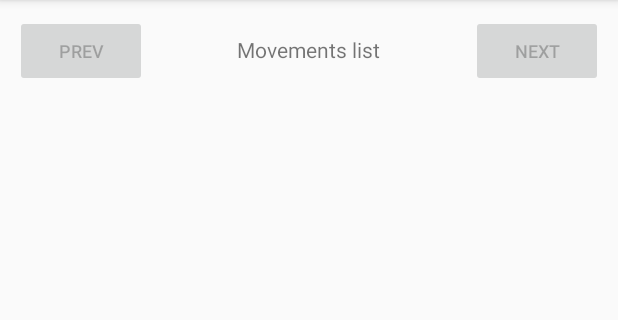
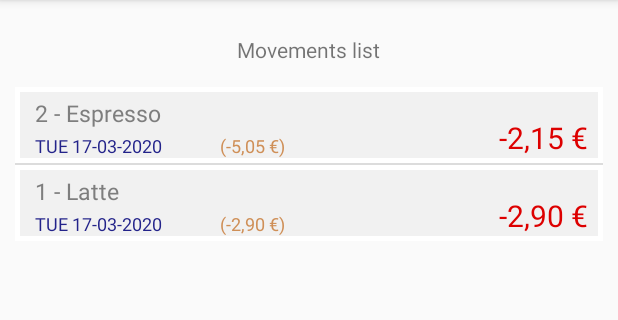
Before and after one commit to joelbarba/WLT_REG, an Android app: the ListFragment screen opened through its navigation route, on a phone screen of 412 x 824 dp, the part 84-404 px from its top. Run offline under Robolectric (Android 15) with nearby library versions, the phone set to English and light mode, and no system bars.

Commit message:
List fragment

```diff
--- /dev/null
+++ b/app/src/main/java/com/example/wlt_reg3/C_List_Mov_Adapter.java
@@ -0,0 +1,57 @@
+package com.example.wlt_reg3;
+
+import android.app.Activity;
+import android.content.Context;
+import android.view.LayoutInflater;
+import android.view.View;
+import android.view.ViewGroup;
+import android.widget.ArrayAdapter;
+import android.widget.TextView;
+
+import androidx.core.content.ContextCompat;
+
+import java.util.ArrayList;
+import java.util.List;
+
+
+public class C_List_Mov_Adapter extends ArrayAdapter {
+    public Context context;
+    public List<C_Moviment> listMovs;
+
+    public C_List_Mov_Adapter(Context context, int resource, ArrayList<C_Moviment> list) {
+        super(context, resource, list);
+        this.context = context;
+        this.listMovs = new ArrayList<C_Moviment>(list);
+    }
+
+    public View getView(int position, View convertView, ViewGroup parent) {
+
+        //get the property we are displaying
+        C_Moviment mov = listMovs.get(position);
+
+        //get the inflater and inflate the XML layout for each item
+        LayoutInflater inflater = (LayoutInflater) context.getSystemService(Activity.LAYOUT_INFLATER_SERVICE);
+        View item = inflater.inflate(R.layout.item_mov_list, null);
+
+        TextView id_mov_list_desc = (TextView) item.findViewById(R.id.id_mov_list_desc);
+        TextView id_mov_list_imp = (TextView) item.findViewById(R.id.id_mov_list_imp);
+        TextView id_mov_list_date = (TextView) item.findViewById(R.id.id_mov_list_date);
+        TextView id_mov_list_saldo_post = (TextView) item.findViewById(R.id.id_mov_list_saldo_post);
+        id_mov_list_desc.setText(listMovs.get(position).desc_mov);
+        id_mov_list_imp.setText(listMovs.get(position).signe + listMovs.get(position).import_editat + " €");
+        id_mov_list_date.setText(listMovs.get(position).data_editada);
+        id_mov_list_saldo_post.setText("(" + listMovs.get(position).saldo_post_editat + " €)");
+
+        if (listMovs.get(position).signe == "-") {
+            id_mov_list_imp.setTextColor(ContextCompat.getColor(context, R.color.colorImpNeg));
+        } else {
+            id_mov_list_imp.setTextColor(ContextCompat.getColor(context, R.color.colorImpPos));
+        }
+        return item;
+    }
+
+    public long getItemId(int position) {
+        return listMovs.get(position).id_mov;
+    }
+
+}
--- a/app/src/main/java/com/example/wlt_reg3/DBManager.java
+++ b/app/src/main/java/com/example/wlt_reg3/DBManager.java
@@ -176,12 +176,24 @@ public class DBManager {
 
 
     // Retorna tots els moviments
-    public Cursor get_llista_moviments(int id_ord_ofset, int window_count) {
+    public Cursor get_llista_moviments(int id_ord_offset, int window_count) {
 
-        String sent = "select id_mov as _id, import, id_ordre || ' - ' || descripcio, data_mov, geoposicio, saldo_post, id_ordre " +
-                      " from MOVIMENTS ";
+        String sent =
+                "select id_mov as _id, " +
+                "       import, " +
+                "       id_ordre || ' - ' || descripcio, " +
+                "       (case cast (strftime('%w', data_mov) as integer)" +
+                "           when 0 then 'SUN'" +
+                "           when 1 then 'MON'" +
+                "           when 2 then 'TUE'" +
+                "           when 3 then 'WED'" +
+                "           when 4 then 'THU'" +
+                "           when 5 then 'FRI'" +
+                "                  else 'SAT' end) || ' ' || strftime('%d-%m-%Y', data_mov), " +
+                "        geoposicio, saldo_post, id_ordre " +
+                "   from MOVIMENTS ";
 
-        if (id_ord_ofset != 0) sent += " where id_ordre <= " + String.valueOf(id_ord_ofset);
+        if (id_ord_offset != 0) sent += " where id_ordre <= " + String.valueOf(id_ord_offset);
 
         sent += " order by id_ordre desc " +
                 " limit " + String.valueOf(window_count);
@@ -197,11 +209,11 @@ public class DBManager {
     }
 
     // Retorna el ID_MOV del últim moviment de la pàgina
-    public int get_last_ofset(int id_ord_ofset, int window_count) {
-        int last_ofset_cur_pag = id_ord_ofset;
+    public int get_last_offset(int id_ord_offset, int window_count) {
+        int last_ofset_cur_pag = id_ord_offset;
 
         String sent = "select id_ordre from (" +
-                "           select id_ordre from MOVIMENTS where id_ordre <= " + String.valueOf(id_ord_ofset) +
+                "           select id_ordre from MOVIMENTS where id_ordre <= " + String.valueOf(id_ord_offset) +
                 "           order by id_ordre desc limit " + String.valueOf(window_count) +
                 ") order by id_ordre limit 1";
 
@@ -212,47 +224,47 @@ public class DBManager {
     }
 
     // Retorna el ID_MOV del primer moviment (ordre invers) per la pàgina anterior
-    public int get_next_ofset(int id_ord_ofset, int window_count) {
-        int next_ofset = id_ord_ofset;
-        int last_ofset_cur_pag = get_last_ofset(id_ord_ofset, window_count);
+    public int get_next_offset(int id_ord_offset, int window_count) {
+        int next_offset = id_ord_offset;
+        int last_offset_cur_pag = get_last_offset(id_ord_offset, window_count);
 
         String sent = "select id_ordre from (" +
-                      "         select id_ordre from MOVIMENTS where id_ordre < " + String.valueOf(id_ord_ofset) +
+                      "         select id_ordre from MOVIMENTS where id_ordre < " + String.valueOf(id_ord_offset) +
                       "         order by id_ordre desc limit " + String.valueOf(window_count) +
                       ") order by id_ordre limit 1";
 
         Cursor F_cursor = db.rawQuery(sent, null);
-        if (F_cursor.moveToFirst()) next_ofset  = F_cursor.getInt(0);
+        if (F_cursor.moveToFirst()) next_offset  = F_cursor.getInt(0);
         F_cursor.close();
 
         // Si l'últim id de la pàgina és igual al primer de la pàgina següent, és la última pàgina
-        if (last_ofset_cur_pag == next_ofset) next_ofset = -1;
+        if (last_offset_cur_pag == next_offset) next_offset = -1;
 
-        return next_ofset;
+        return next_offset;
     }
 
 
     // Retorna el ID_MOV del primer moviment (ordre invers) per la pàgina anterior
-    public int get_prev_ofset(int id_ord_ofset, int window_count) {
-        int next_ofset = id_ord_ofset;
+    public int get_prev_offset(int id_ord_offset, int window_count) {
+        int next_offset = id_ord_offset;
 
         String sent = "select id_ordre from (" +
-                "           select id_ordre from MOVIMENTS where id_ordre > " + String.valueOf(id_ord_ofset) +
+                "           select id_ordre from MOVIMENTS where id_ordre > " + String.valueOf(id_ord_offset) +
                 "           order by id_ordre limit " + String.valueOf(window_count) +
                 ") order by id_ordre desc limit 1";
 
         Cursor F_cursor = db.rawQuery(sent, null);
-        if (F_cursor.moveToFirst()) next_ofset  = F_cursor.getInt(0);
+        if (F_cursor.moveToFirst()) next_offset  = F_cursor.getInt(0);
         F_cursor.close();
 
-        if (id_ord_ofset == next_ofset) next_ofset = -1;    // primera pàgina
+        if (id_ord_offset == next_offset) next_offset = -1;    // primera pàgina
 
-        return next_ofset;
+        return next_offset;
     }
 
 
     // Retorna el total de pàgines i la pàgina actual
-    public int[] get_pag_info(int id_ord_ofset, int window_count) {
+    public int[] get_pag_info(int id_ord_offset, int window_count) {
         int current_pag = 0;
         int total_pags = 0;
 
@@ -264,7 +276,7 @@ public class DBManager {
                 "       count(case when (id_ordre >= t2.cur_id) then 1 else null end) / round(t2.window) as val_cur, " +
                 "       cast(count(case when (id_ordre >= t2.cur_id) then 1 else null end) / round(t2.window) as integer) as trunc_val_cur " +
                 " from MOVIMENTS, " +
-                " (select " + String.valueOf(id_ord_ofset) + " as cur_id, " + String.valueOf(window_count) + " as window) as t2)";
+                " (select " + String.valueOf(id_ord_offset) + " as cur_id, " + String.valueOf(window_count) + " as window) as t2)";
 
         Cursor F_cursor = db.rawQuery(sent, null);
         if (F_cursor.moveToFirst()) {
--- a/app/src/main/java/com/example/wlt_reg3/DetailFragment.java
+++ b/app/src/main/java/com/example/wlt_reg3/DetailFragment.java
@@ -51,7 +51,7 @@ public class DetailFragment extends Fragment {
         view.findViewById(R.id.button_mod_mov).setOnClickListener(new View.OnClickListener() {
             @Override
             public void onClick(View view) {
-                ((WRInterface) getActivity()).setVal(900);
+//                ((WRInterface) getActivity()).setVal(900);
 
                 int currVal = 0; // ((WRInterface) getActivity()).getVal();
                 Toast toast = Toast.makeText(getActivity().getApplicationContext(), "hieeeeeeeeeeeee ---> " + currVal, Toast.LENGTH_SHORT);
--- a/app/src/main/java/com/example/wlt_reg3/ListFragment.java
+++ b/app/src/main/java/com/example/wlt_reg3/ListFragment.java
@@ -1,14 +1,35 @@
 package com.example.wlt_reg3;
 
+import android.app.Activity;
+import android.database.Cursor;
 import android.os.Bundle;
 import android.view.LayoutInflater;
 import android.view.View;
 import android.view.ViewGroup;
+import android.widget.Button;
+import android.widget.ListView;
+import android.widget.TextView;
 
 import androidx.annotation.NonNull;
 import androidx.fragment.app.Fragment;
 
+import java.text.DateFormat;
+import java.text.ParseException;
+import java.text.SimpleDateFormat;
+import java.util.ArrayList;
+import java.util.List;
+import java.util.Locale;
+
 public class ListFragment extends Fragment {
+    private WRInterface ac;
+    private View vm;
+
+    public int id_ord_offset = 0;
+    public int id_next_offset = 0;
+    public int id_prev_offset = 0;
+    public int window_count = 100;
+
+    public C_List_Mov_Adapter adp;
 
     @Override
     public View onCreateView(
@@ -22,6 +43,13 @@ public class ListFragment extends Fragment {
     public void onViewCreated(@NonNull View view, Bundle savedInstanceState) {
         super.onViewCreated(view, savedInstanceState);
 
+        // Reference to main activity
+        this.ac = (WRInterface) getActivity();
+        if (ac == null) { return; }
+        this.vm = view;
+
+        loadPage();
+
 //        view.findViewById(R.id.button_second).setOnClickListener(new View.OnClickListener() {
 //            @Override
 //            public void onClick(View view) {
@@ -30,4 +58,73 @@ public class ListFragment extends Fragment {
 //            }
 //        });
     }
+
+
+
+    private void loadPage() {
+        ArrayList<C_Moviment> listMovs = new ArrayList<C_Moviment>();
+        adp = new C_List_Mov_Adapter(getActivity(), 0, listMovs);
+
+        ListView listView = (ListView) vm.findViewById(R.id.llista_moviments_view);
+        listView.setAdapter(adp);
+
+//        Cursor F_cursor = this.ac.DB_WR.get_llista_moviments(id_ord_offset, window_count);
+        Cursor F_cursor = this.ac.getMovs(id_ord_offset, window_count);
+        if (F_cursor.moveToFirst()) {
+            do {
+                C_Moviment mov = new C_Moviment();
+
+                mov.id_mov          = F_cursor.getInt(0);;
+                mov.import_mov      = F_cursor.getDouble(1);
+                mov.desc_mov        = F_cursor.getString(2);
+
+                mov.data_editada    = F_cursor.getString(3);
+                mov.geopos_mov      = F_cursor.getString(4);
+                mov.saldo_post      = F_cursor.getDouble(5);
+                mov.id_ordre        = F_cursor.getInt(6);
+
+                mov.import_editat       = ac.formatImport(mov.import_mov).replace("-", "");
+                mov.saldo_post_editat   = ac.formatImport(mov.saldo_post);
+                if (mov.import_mov < 0) { mov.signe = "-"; }
+
+                DateFormat format = new SimpleDateFormat("yyyy-MM-dd HH:mm:ss", Locale.ENGLISH);
+                try {
+                    mov.data_mov = format.parse(mov.data_editada);
+                } catch (ParseException e) {
+                    mov.data_mov = null;
+                }
+
+                listMovs.add(mov);
+            } while(F_cursor.moveToNext());
+        }
+
+        F_cursor.close();
+        adp.listMovs = new ArrayList<C_Moviment>(listMovs);
+
+        // Update pagination buttons
+        Button id_button_next = (Button) vm.findViewById(R.id.id_button_next);
+        Button id_button_prev = (Button) vm.findViewById(R.id.id_button_prev);
+        TextView id_titol_llista_movs = (TextView) vm.findViewById(R.id.id_titol_llista_movs);
+        id_ord_offset = listMovs.get(0).id_ordre;
+        id_next_offset = ac.getNextOffset(id_ord_offset, window_count);
+        id_prev_offset = ac.getPrevOffset(id_ord_offset, window_count);
+
+        if ((id_next_offset == -1) && (id_prev_offset == -1)) {
+            id_button_next.setVisibility(View.INVISIBLE);
+            id_button_prev.setVisibility(View.INVISIBLE);
+
+        } else {
+            id_button_next.setVisibility(View.VISIBLE);
+            id_button_prev.setVisibility(View.VISIBLE);
+
+            id_button_next.setEnabled((id_next_offset != -1));
+            id_button_prev.setEnabled((id_prev_offset != -1));
+
+            int[] info_pag = ac.getPagInfo(id_ord_offset, window_count);
+            id_titol_llista_movs.setText("Movements list (" + String.valueOf(info_pag[0]) + "/" + String.valueOf(info_pag[1]) + ")");
+
+        }
+
+        ac.growl("id_ord_ofset = " + id_ord_offset + ", id_next_ofset = " + id_next_offset + ", id_prev_ofset = " + id_prev_offset);
+    }
 }
--- a/app/src/main/java/com/example/wlt_reg3/MainActivity.java
+++ b/app/src/main/java/com/example/wlt_reg3/MainActivity.java
@@ -1,5 +1,7 @@
 package com.example.wlt_reg3;
 
+import android.app.Activity;
+import android.database.Cursor;
 import android.os.Bundle;
 
 import com.google.android.material.floatingactionbutton.FloatingActionButton;
@@ -11,13 +13,13 @@ import androidx.appcompat.widget.Toolbar;
 import android.view.View;
 import android.view.Menu;
 import android.view.MenuItem;
+import android.widget.Toast;
 
 import java.text.DecimalFormat;
 
 public class MainActivity extends AppCompatActivity implements WRInterface {
     public DBManager DB_WR = null;
-    public double balance = 23.12;
-    public int testVar = 10;
+    public double balance = 0;
 
     @Override
     protected void onCreate(Bundle savedInstanceState) {
@@ -58,9 +60,16 @@ public class MainActivity extends AppCompatActivity implements WRInterface {
     public double getBalance() { return this.balance; }
 
     public double insertNewMov(String str_import, String sign_import, String descripcio) {
-       this.balance = this.DB_WR.insert_new_mov(str_import, sign_import, descripcio);
-       return this.balance;
+        this.balance = this.DB_WR.insert_new_mov(str_import, sign_import, descripcio);
+        return this.balance;
     }
+
+    public Cursor getMovs(int id_ord_offset, int window_count) { return this.DB_WR.get_llista_moviments(id_ord_offset, window_count); }
+    public int getLastOffset(int id_ord_offset, int window_count) { return DB_WR.get_last_offset(id_ord_offset, window_count); }
+    public int getNextOffset(int id_ord_offset, int window_count) { return DB_WR.get_next_offset(id_ord_offset, window_count); }
+    public int getPrevOffset(int id_ord_offset, int window_count) { return DB_WR.get_prev_offset(id_ord_offset, window_count); }
+    public int[] getPagInfo(int id_ord_offset, int window_count) { return DB_WR.get_pag_info(id_ord_offset, window_count); }
+
 
 
     // Converts double to a format String with 2 fixed decimal
@@ -70,7 +79,11 @@ public class MainActivity extends AppCompatActivity implements WRInterface {
         return import_num_ok.replace(".", ",");
     }
 
-    public void setVal(int num) {
-        this.testVar = num;
+    public void growl(String text) {
+//        Activity activity = getActivity();
+//        assert activity != null;
+        Toast toast = Toast.makeText(this.getApplicationContext(), text, Toast.LENGTH_SHORT);
+        toast.show();
     }
+
 }
--- a/app/src/main/java/com/example/wlt_reg3/MainFragment.java
+++ b/app/src/main/java/com/example/wlt_reg3/MainFragment.java
@@ -17,6 +17,8 @@ import androidx.core.content.ContextCompat;
 import androidx.fragment.app.Fragment;
 import androidx.fragment.app.FragmentActivity;
 import androidx.navigation.fragment.NavHostFragment;
+
+import static com.example.wlt_reg3.R.color.colorImpNeg;
 
 public class MainFragment extends Fragment {
 
@@ -52,7 +54,7 @@ public class MainFragment extends Fragment {
         final Button button_op4 = (Button) view.findViewById(R.id.button_op4);
         final Button button_op5 = (Button) view.findViewById(R.id.button_op5);
 
-        this.mostrarSaldoAct();
+        this.showBalance();
 
         edit_new_input.setOnKeyListener(new EditText.OnKeyListener() {
             public boolean onKey(View v, int keyCode, KeyEvent event) {
@@ -97,11 +99,6 @@ public class MainFragment extends Fragment {
         });
 
 
-
-
-
-
-
         // LIST button
         button_list.setOnClickListener(new View.OnClickListener() {
             @Override
@@ -115,7 +112,6 @@ public class MainFragment extends Fragment {
             @Override
             public void onClick(View view) {
                 createNewOp(edit_new_input.getText().toString(), sign, "");
-                mostrarSaldoAct();
             }
         });
 
@@ -139,7 +135,7 @@ public class MainFragment extends Fragment {
     }
 
     // Show current balance
-    private void mostrarSaldoAct() {
+    private void showBalance() {
         TextView etq_saldo = (TextView) this.vm.findViewById(R.id.label_saldo);
         etq_saldo.setText(String.format("€ %s", ac.formatImport(ac.getBalance())));
     }
@@ -148,13 +144,13 @@ public class MainFragment extends Fragment {
     private void createNewOp(String str_import, String sign_import, String descripcio) {
         double balance = ac.insertNewMov(str_import, sign_import, descripcio);
         double num_import = Double.parseDouble(str_import.replace(",", "."));
+        showBalance();
 
         if (num_import != 0) {
-            mostrarSaldoAct();
             if (sign_import.equals("+")) {
-                mostrarAvis("Cash in: € " + ac.formatImport(num_import));
+                ac.growl("Cash in: € " + ac.formatImport(num_import));
             } else {
-                mostrarAvis("New payment: € " + ac.formatImport(num_import) + " - " + descripcio);
+                ac.growl("New payment: € " + ac.formatImport(num_import) + " - " + descripcio);
             }
 
             // Clear input
@@ -168,11 +164,4 @@ public class MainFragment extends Fragment {
             edit_new_input.requestFocus();
         }
     }
-
-    private void mostrarAvis(String text) {
-        Activity activity = getActivity();
-        assert activity != null;
-        Toast toast = Toast.makeText(activity.getApplicationContext(), text, Toast.LENGTH_SHORT);
-        toast.show();
-    }
 }
--- a/app/src/main/java/com/example/wlt_reg3/WRInterface.java
+++ b/app/src/main/java/com/example/wlt_reg3/WRInterface.java
@@ -1,12 +1,21 @@
 package com.example.wlt_reg3;
+
+import android.database.Cursor;
 
 public interface WRInterface {
     public double balance = 0;
-    public int testVar = 10;
+    public DBManager DB_WR = null;
 
     public double getBalance();
     public double insertNewMov(String str_import, String sign_import, String descripcio);
+    public Cursor getMovs(int id_ord_offset, int window_count);
+    public int getLastOffset(int id_ord_offset, int window_count);
+    public int getNextOffset(int id_ord_offset, int window_count);
+    public int getPrevOffset(int id_ord_offset, int window_count);
+    public int[] getPagInfo(int id_ord_offset, int window_count);
+
+
     public String formatImport(double import_num);
+    public void growl(String text);
 
-    public void setVal(int num);
 }
--- a/app/src/main/res/layout/fragment_list.xml
+++ b/app/src/main/res/layout/fragment_list.xml
@@ -70,4 +70,6 @@
 
         </RelativeLayout>
     </RelativeLayout>
+
+
 </androidx.constraintlayout.widget.ConstraintLayout>
--- /dev/null
+++ b/app/src/main/res/layout/item_mov_list.xml
@@ -0,0 +1,68 @@
+<?xml version="1.0" encoding="utf-8"?>
+<LinearLayout xmlns:android="http://schemas.android.com/apk/res/android"
+    android:orientation="vertical" android:layout_width="match_parent"
+    android:layout_height="match_parent"
+    android:weightSum="1"
+    android:background="#ffffff">
+
+    <RelativeLayout
+        android:layout_width="match_parent"
+        android:layout_height="match_parent"
+        android:layout_gravity="center_horizontal"
+        android:layout_margin="5px"
+        android:background="#f1f1f1"
+        android:paddingLeft="15px"
+        android:paddingTop="5px"
+        android:paddingRight="10px">
+
+        <TextView
+            android:layout_width="223dp"
+            android:layout_height="wrap_content"
+            android:text="ola ke ase"
+            android:id="@+id/id_mov_list_desc"
+            android:textSize="15dp"
+            android:textColor="#7e7e7e"
+            android:layout_alignParentTop="true"
+            android:layout_alignParentLeft="true"
+            android:layout_alignParentStart="true"
+            android:layout_toLeftOf="@+id/id_mov_list_imp"
+            android:layout_toStartOf="@+id/id_mov_list_imp" />
+
+        <TextView
+            android:layout_width="123dp"
+            android:layout_height="wrap_content"
+            android:text="35,00 €"
+            android:id="@+id/id_mov_list_imp"
+            android:textSize="20dp"
+            android:textColor="#ff0000"
+            android:layout_alignParentRight="true"
+            android:layout_alignParentEnd="true"
+            android:textAlignment="textEnd"
+            android:layout_alignParentTop="true"
+            android:layout_alignParentBottom="true" />
+
+        <TextView
+            android:layout_width="123dp"
+            android:layout_height="wrap_content"
+            android:text="2016-12-31 00:00:00"
+            android:id="@+id/id_mov_list_date"
+            android:textSize="12dp"
+            android:textColor="#23238a"
+            android:layout_below="@+id/id_mov_list_desc"
+            android:layout_alignParentLeft="true"
+            android:layout_alignParentStart="true"
+            android:layout_marginTop="4px" />
+
+        <TextView
+            android:layout_width="wrap_content"
+            android:layout_height="wrap_content"
+            android:text="(130,89 €)"
+            android:id="@+id/id_mov_list_saldo_post"
+            android:textSize="12dp"
+            android:textColor="#cf8f57"
+            android:layout_alignTop="@+id/id_mov_list_date"
+            android:layout_toRightOf="@+id/id_mov_list_date"
+            android:layout_alignParentRight="true"
+            android:layout_alignParentEnd="true" />
+    </RelativeLayout>
+</LinearLayout>
```
